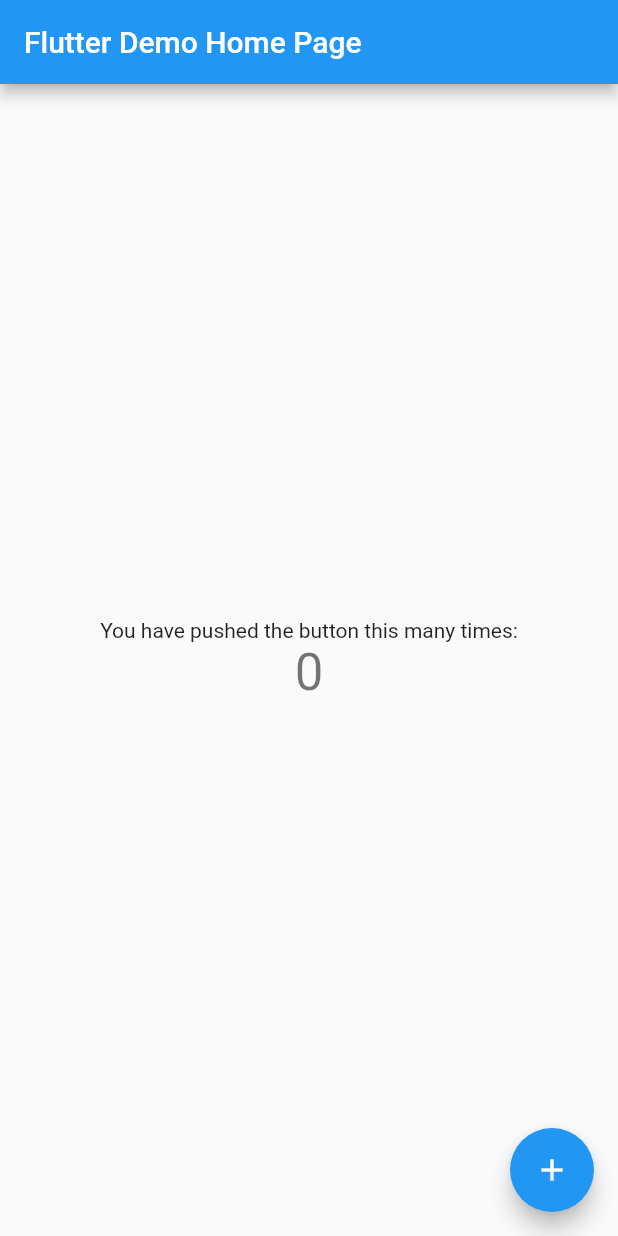
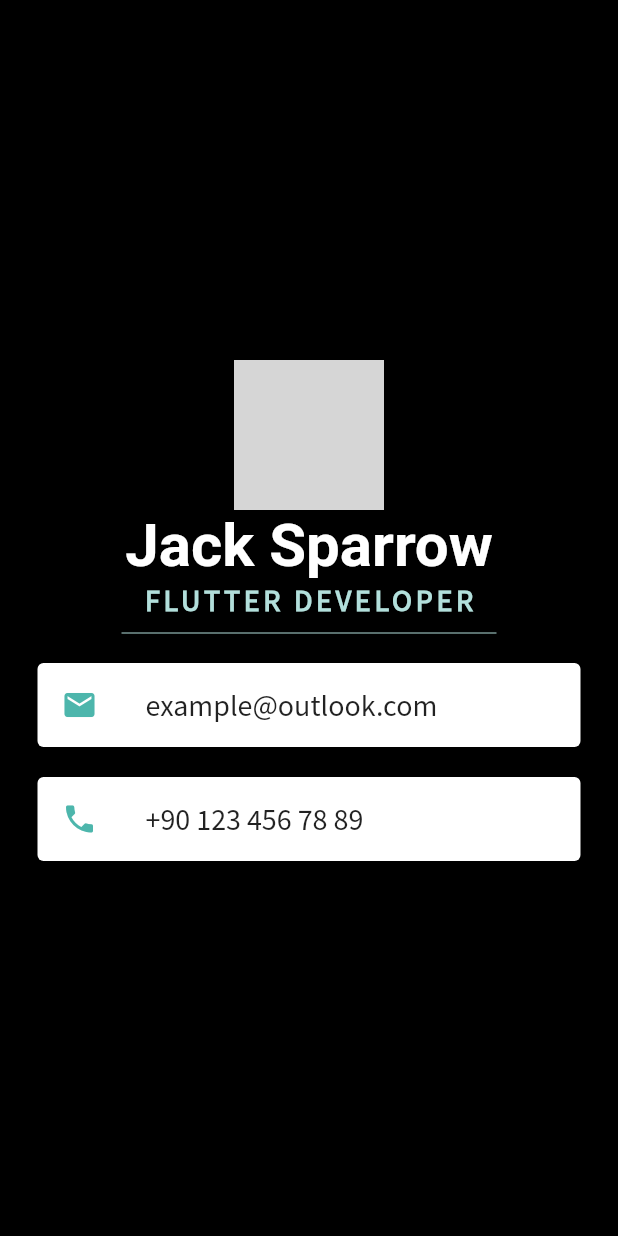
Before and after one commit to mtnyrgn/Flutter-Mi-Card, a Flutter app: the screen it shows after launch, on a phone screen of 412 x 824 dp. Run offline on Flutter 3.47's test engine with Material 2 defaults, Android fonts, the phone set to English and light mode, and no system bars; network calls fail; Roboto replaces fonts that are missing (Pacifivo); grey boxes are pictures that could not be loaded.

Commit message:
updated main.dart

```diff
--- a/lib/main.dart
+++ b/lib/main.dart
@@ -1,111 +1,87 @@
 import 'package:flutter/material.dart';
 
-void main() => runApp(MyApp());
+void main() => runApp(MiCard());
 
-class MyApp extends StatelessWidget {
+class MiCard extends StatelessWidget {
   // This widget is the root of your application.
   @override
   Widget build(BuildContext context) {
     return MaterialApp(
-      title: 'Flutter Demo',
-      theme: ThemeData(
-        // This is the theme of your application.
-        //
-        // Try running your application with "flutter run". You'll see the
-        // application has a blue toolbar. Then, without quitting the app, try
-        // changing the primarySwatch below to Colors.green and then invoke
-        // "hot reload" (press "r" in the console where you ran "flutter run",
-        // or simply save your changes to "hot reload" in a Flutter IDE).
-        // Notice that the counter didn't reset back to zero; the application
-        // is not restarted.
-        primarySwatch: Colors.blue,
+      home: Scaffold(
+        backgroundColor: Colors.black,
+        body: SafeArea(
+          child: Center(
+            child: Column(
+              mainAxisAlignment: MainAxisAlignment.center,
+                children: <Widget>[
+                  CircleAvatar(
+                    radius: 50.0,
+                    backgroundImage: NetworkImage("https://i.pinimg.com/originals/97/df/81/97df81d36a8a36858164825db45fab99.png"),
+                  ),
+                  Text(
+                    'Jack Sparrow',
+                    style: TextStyle(
+                        color: Colors.white,
+                        fontSize: 40.0,
+                        fontWeight: FontWeight.bold,
+                        fontFamily: 'Pacifivo'),
+                  ),
+                  Text(
+                    'FLUTTER DEVELOPER',
+                    style: TextStyle(
+                      fontFamily: 'Source Sans Pro',
+                      color: Colors.teal.shade100,
+                      fontSize:20.0,
+                      letterSpacing:2.5,
+                      fontWeight:FontWeight.bold,
+                    ),
+                  ),
+                  SizedBox(
+                    height: 20.0,
+                    width: 250.0,
+                    child: Divider(
+                      color: Colors.teal.shade100,
+                    ),
+                  ),
+                  Card(
+                    color: Colors.white,
+                    margin:EdgeInsets.symmetric(vertical:10.0,horizontal:25.0),
+                    child: ListTile(
+                      leading:Icon(
+                        Icons.mail,
+                        color: Colors.teal.shade300,
+                        ),
+                      title:Text(
+                        "example@outlook.com",
+                        style: TextStyle(
+                          fontFamily: 'Source Sans Pro',
+                          fontSize:20.0,
+                        )
+                      )
+                    )
+                  ),
+                  Card(
+                    color: Colors.white,
+                    margin:EdgeInsets.symmetric(vertical:10.0,horizontal:25.0),
+                    child : ListTile(
+                      leading: Icon(
+                        Icons.phone,
+                        color: Colors.teal.shade300,
+                        ),
+                      title: Text(
+                        "+90 123 456 78 89",
+                        style: TextStyle(
+                          fontFamily: 'Source Sans Pro',
+                          fontSize:20.0,
+                        )
+                      ),
+                    )
+                  )
+                ]
+                ),
+          ),
+        ),
       ),
-      home: MyHomePage(title: 'Flutter Demo Home Page'),
     );
   }
 }
-
-class MyHomePage extends StatefulWidget {
-  MyHomePage({Key key, this.title}) : super(key: key);
-
-  // This widget is the home page of your application. It is stateful, meaning
-  // that it has a State object (defined below) that contains fields that affect
-  // how it looks.
-
-  // This class is the configuration for the state. It holds the values (in this
-  // case the title) provided by the parent (in this case the App widget) and
-  // used by the build method of the State. Fields in a Widget subclass are
-  // always marked "final".
-
-  final String title;
-
-  @override
-  _MyHomePageState createState() => _MyHomePageState();
-}
-
-class _MyHomePageState extends State<MyHomePage> {
-  int _counter = 0;
-
-  void _incrementCounter() {
-    setState(() {
-      // This call to setState tells the Flutter framework that something has
-      // changed in this State, which causes it to rerun the build method below
-      // so that the display can reflect the updated values. If we changed
-      // _counter without calling setState(), then the build method would not be
-      // called again, and so nothing would appear to happen.
-      _counter++;
-    });
-  }
-
-  @override
-  Widget build(BuildContext context) {
-    // This method is rerun every time setState is called, for instance as done
-    // by the _incrementCounter method above.
-    //
-    // The Flutter framework has been optimized to make rerunning build methods
-    // fast, so that you can just rebuild anything that needs updating rather
-    // than having to individually change instances of widgets.
-    return Scaffold(
-      appBar: AppBar(
-        // Here we take the value from the MyHomePage object that was created by
-        // the App.build method, and use it to set our appbar title.
-        title: Text(widget.title),
-      ),
-      body: Center(
-        // Center is a layout widget. It takes a single child and positions it
-        // in the middle of the parent.
-        child: Column(
-          // Column is also a layout widget. It takes a list of children and
-          // arranges them vertically. By default, it sizes itself to fit its
-          // children horizontally, and tries to be as tall as its parent.
-          //
-          // Invoke "debug painting" (press "p" in the console, choose the
-          // "Toggle Debug Paint" action from the Flutter Inspector in Android
-          // Studio, or the "Toggle Debug Paint" command in Visual Studio Code)
-          // to see the wireframe for each widget.
-          //
-          // Column has various properties to control how it sizes itself and
-          // how it positions its children. Here we use mainAxisAlignment to
-          // center the children vertically; the main axis here is the vertical
-          // axis because Columns are vertical (the cross axis would be
-          // horizontal).
-          mainAxisAlignment: MainAxisAlignment.center,
-          children: <Widget>[
-            Text(
-              'You have pushed the button this many times:',
-            ),
-            Text(
-              '$_counter',
-              style: Theme.of(context).textTheme.display1,
-            ),
-          ],
-        ),
-      ),
-      floatingActionButton: FloatingActionButton(
-        onPressed: _incrementCounter,
-        tooltip: 'Increment',
-        child: Icon(Icons.add),
-      ), // This trailing comma makes auto-formatting nicer for build methods.
-    );
-  }
-}
```
